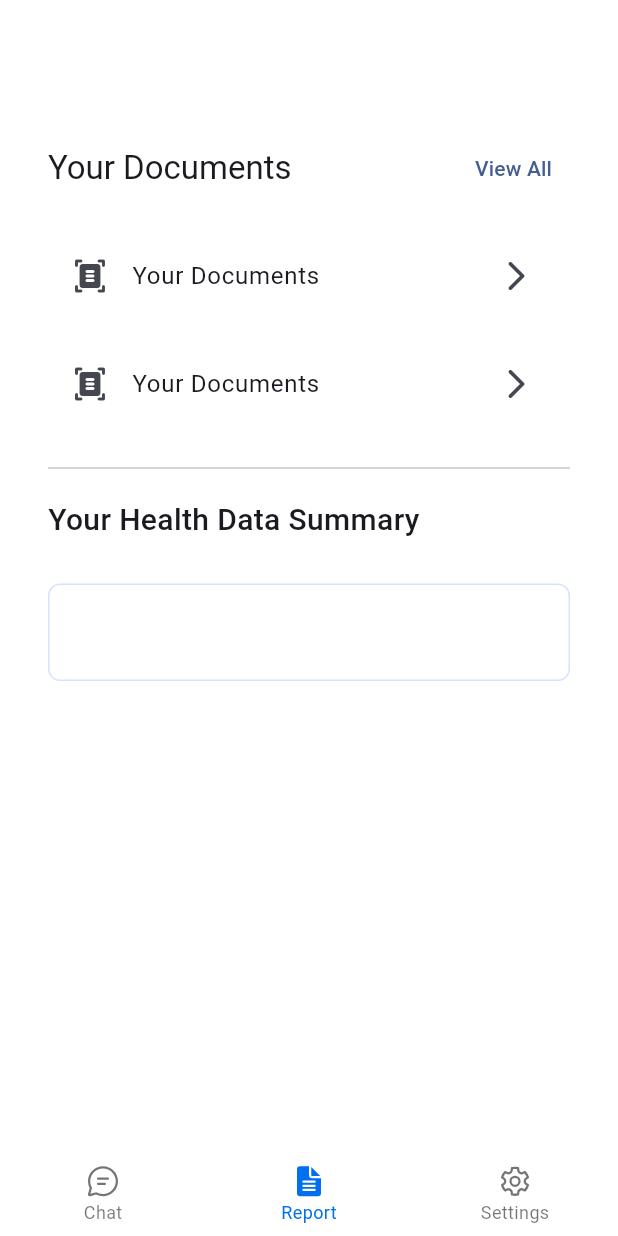
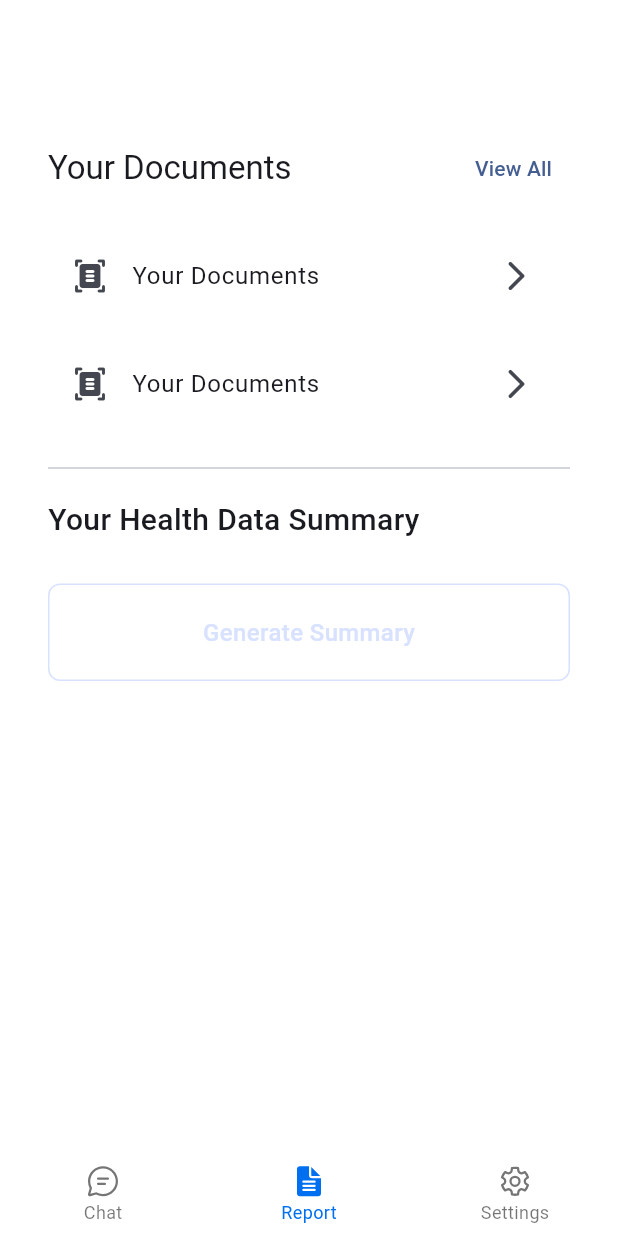
Before and after one commit to MZaFaRM/Healie, a Flutter app: the screen it shows after launch, after a tap on "Log in", on a phone screen of 412 x 824 dp. Run offline on Flutter 3.47's test engine with Material 3 defaults, Android fonts, the phone set to English and light mode, and no system bars; our stand-ins replace dio, fluentui_system_icons, flutter_chat_types, flutter_hooks, flutter_riverpod, fpdart and 1 more; missing offline and left inert: replicate; network calls fail.

Commit message:
feat: udpates

```diff
--- a/lib/core/constants/ui_constants.dart
+++ b/lib/core/constants/ui_constants.dart
@@ -24,12 +24,14 @@ const kBorderRadiusSmVal = 8.0;
 const kBorderRadiusMdVal = 12.0;
 const kBorderRadiusLgVal = 16.0;
 const kBorderRadiusXlVal = 20.0;
+const kBorderRadius2xlVal = 24.0;
 
 const kBorderRadiusXs = BorderRadius.all(Radius.circular(kBorderRadiusXsVal));
 const kBorderRadiusSm = BorderRadius.all(Radius.circular(kBorderRadiusSmVal));
 const kBorderRadiusMd = BorderRadius.all(Radius.circular(kBorderRadiusMdVal));
 const kBorderRadiusLg = BorderRadius.all(Radius.circular(kBorderRadiusLgVal));
 const kBorderRadiusXl = BorderRadius.all(Radius.circular(kBorderRadiusXlVal));
+const kBorderRadius2xl = BorderRadius.all(Radius.circular(kBorderRadius2xlVal));
 
 const kBoxShadow = [
   BoxShadow(
@@ -67,10 +69,10 @@ const kTextFieldDecoratoinDark = InputDecoration(
   prefixIconColor: AppColors.white,
   hintStyle: TextStyle(color: AppColors.white, fontWeight: FontWeight.normal),
   border: OutlineInputBorder(
-    borderRadius: kBorderRadiusSm,
+    borderRadius: BorderRadius.all(Radius.circular(50)),
   ),
   enabledBorder: OutlineInputBorder(
-    borderRadius: kBorderRadiusSm,
+    borderRadius: kBorderRadiusXl,
     borderSide: BorderSide(color: AppColors.darkBorder),
   ),
   focusedBorder: OutlineInputBorder(
--- a/lib/features/chat/pages/chat_page.dart
+++ b/lib/features/chat/pages/chat_page.dart
@@ -1,11 +1,13 @@
 import 'dart:convert';
 import 'dart:math';
 
+import 'package:fluentui_system_icons/fluentui_system_icons.dart';
 import 'package:flutter/material.dart';
 import 'package:flutter_chat_types/flutter_chat_types.dart' as types;
 import 'package:flutter_riverpod/flutter_riverpod.dart';
 import 'package:healie/core/constants/ui_constants.dart';
 import 'package:healie/features/chat/chat_controller.dart';
+import 'package:healie/features/chat/widgets/chat_bubble.dart';
 import 'package:healie/utils/widgets/gaps.dart';
 
 class ChatPage extends ConsumerStatefulWidget {
@@ -111,7 +113,18 @@ class _ChatPageState extends ConsumerState<ChatPage> {
     //   theme: isDark ? const DarkChatTheme() : const DefaultChatTheme(),
     // );
 
-    return Padding(
+    return Scaffold(
+      appBar: AppBar(
+        leading: Padding(
+          padding: const EdgeInsets.all(8.0),
+          child: CircleAvatar(
+            backgroundColor: Theme.of(context).colorScheme.background,
+            child: const Icon(FluentIcons.leaf_two_24_regular),
+          ),
+        ),
+        title: const Text("Chat"),
+      ),
+      body: Padding(
         padding: kPaddingMd,
         child: Column(
           children: [
@@ -141,6 +154,7 @@ class _ChatPageState extends ConsumerState<ChatPage> {
               ),
           ],
         ),
+      ),
     );
   }
 
@@ -163,31 +177,3 @@ String randomString() {
   final values = List<int>.generate(16, (i) => random.nextInt(255));
   return base64UrlEncode(values);
 }
-
-class ChatBubble extends StatelessWidget {
-  const ChatBubble({super.key, required this.isUser, required this.message});
-
-  final bool isUser;
-  final types.Message message;
-
-  @override
-  Widget build(BuildContext context) {
-    return Align(
-      alignment: isUser ? Alignment.centerRight : Alignment.centerLeft,
-      child: Container(
-        padding: kPaddingSm,
-        margin: const EdgeInsets.only(bottom: 8),
-        decoration: BoxDecoration(
-          color: isUser
-              ? Theme.of(context).colorScheme.primaryContainer
-              : Theme.of(context).colorScheme.onSecondary,
-          borderRadius: BorderRadius.circular(8),
-        ),
-        constraints: BoxConstraints(
-          maxWidth: MediaQuery.of(context).size.width * 0.8,
-        ),
-        child: Text(message.toJson()['text'].toString()),
-      ),
-    );
-  }
-}
--- a/lib/features/diagnose/widgets/summary_card.dart
+++ b/lib/features/diagnose/widgets/summary_card.dart
@@ -67,10 +67,12 @@ class _SummaryCardState extends ConsumerState<SummaryCard> {
                   child: Center(
                     child: isLoading
                         ? const CircularProgressIndicator()
-                        : const Text(
+                        : Text(
                             "Generate Summary",
                             style: TextStyle(
-                              color: Colors.white,
+                              color: Theme.of(context)
+                                  .colorScheme
+                                  .primaryContainer,
                               fontSize: 16,
                               fontWeight: FontWeight.w500,
                             ),
```
Also changed, not shown: lib/features/chat/widgets/chat_bubble.dart (added, +41 -0 lines). Lines whose indentation alone changed are shown as unchanged.
